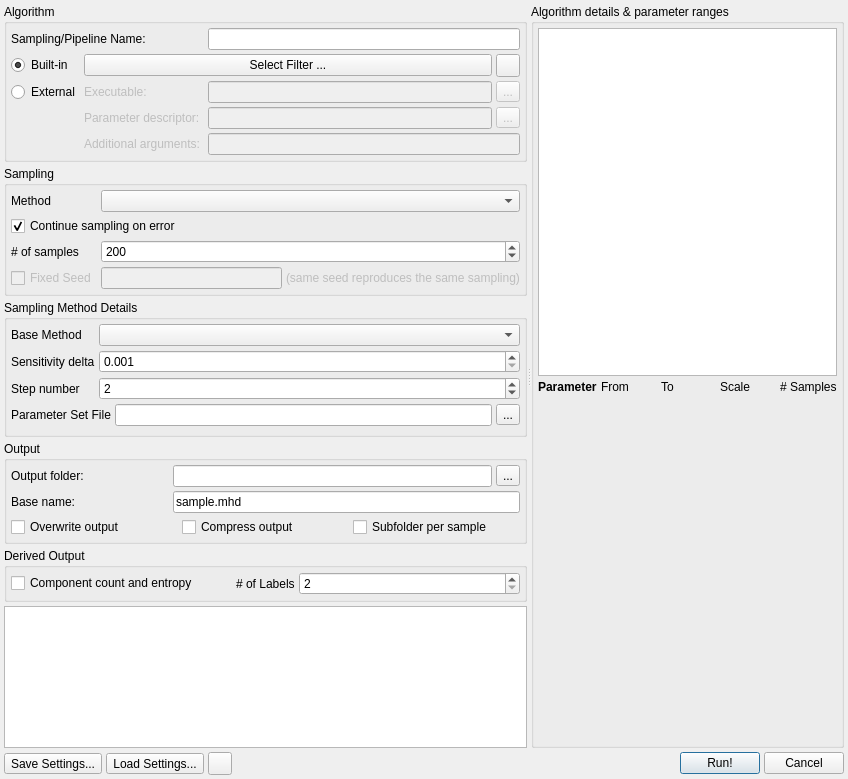
Qt form modules/MetaFilters/samplingSettings.ui (3dct/open_iA) before a commit.
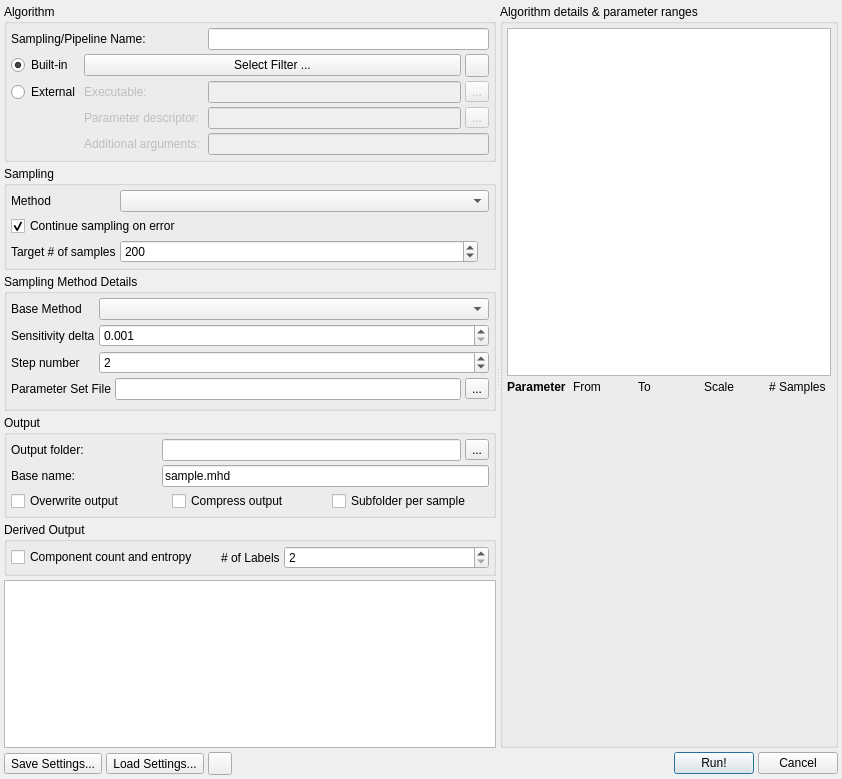
The same form after that commit. Icons and pictures are not drawn.

Commit message: MetaFilters: (WIP) Improve sampling settings GUI, consider samples per parameter in actual sampling

Patch:
```diff
--- a/modules/MetaFilters/samplingSettings.ui
+++ b/modules/MetaFilters/samplingSettings.ui
@@ -6,7 +6,7 @@
    <rect>
     <x>0</x>
     <y>0</y>
-    <width>848</width>
+    <width>842</width>
     <height>779</height>
    </rect>
   </property>
@@ -298,7 +298,7 @@
             <property name="title">
              <string>Sampling</string>
             </property>
-            <layout class="QGridLayout" name="samplingMethodLayout" columnstretch="1,0,0,0">
+            <layout class="QGridLayout" name="samplingMethodLayout" columnstretch="1,0,0">
              <property name="leftMargin">
               <number>4</number>
              </property>
@@ -314,73 +314,14 @@
              <property name="spacing">
               <number>4</number>
              </property>
-             <item row="2" column="0">
-              <widget class="QLabel" name="lbNumberOfSamples">
-               <property name="sizePolicy">
-                <sizepolicy hsizetype="Fixed" vsizetype="Preferred">
-                 <horstretch>0</horstretch>
-                 <verstretch>0</verstretch>
-                </sizepolicy>
-               </property>
+             <item row="2" column="2">
+              <widget class="QLabel" name="lbNumberOfSamplesActual">
                <property name="text">
-                <string># of samples</string>
+                <string/>
                </property>
               </widget>
              </item>
-             <item row="3" column="0">
-              <widget class="QCheckBox" name="checkBox">
-               <property name="enabled">
-                <bool>false</bool>
-               </property>
-               <property name="text">
-                <string>Fixed Seed</string>
-               </property>
-              </widget>
-             </item>
-             <item row="0" column="0">
-              <widget class="QLabel" name="lbSamplingMethod">
-               <property name="sizePolicy">
-                <sizepolicy hsizetype="Fixed" vsizetype="Preferred">
-                 <horstretch>0</horstretch>
-                 <verstretch>0</verstretch>
-                </sizepolicy>
-               </property>
-               <property name="text">
-                <string>Method</string>
-               </property>
-              </widget>
-             </item>
-             <item row="3" column="1">
-              <widget class="QLineEdit" name="lineEdit">
-               <property name="enabled">
-                <bool>false</bool>
-               </property>
-              </widget>
-             </item>
-             <item row="1" column="0" colspan="3">
-              <widget class="QCheckBox" name="cbContinueOnError">
-               <property name="toolTip">
-                <string>If checked, sampling will continue in the case that an error occurs while producing a single sample. If unchecked, the whole sampling will be aborted when an error occurs.</string>
-               </property>
-               <property name="text">
-                <string>Continue sampling on error</string>
-               </property>
-               <property name="checked">
-                <bool>true</bool>
-               </property>
-              </widget>
-             </item>
-             <item row="3" column="2">
-              <widget class="QLabel" name="label">
-               <property name="enabled">
-                <bool>false</bool>
-               </property>
-               <property name="text">
-                <string>(same seed reproduces the same sampling)</string>
-               </property>
-              </widget>
-             </item>
-             <item row="2" column="1" colspan="2">
+             <item row="2" column="1">
               <widget class="QSpinBox" name="sbNumberOfSamples">
                <property name="sizePolicy">
                 <sizepolicy hsizetype="Expanding" vsizetype="Fixed">
@@ -424,6 +365,45 @@
                </property>
               </widget>
              </item>
+             <item row="1" column="0" colspan="3">
+              <widget class="QCheckBox" name="cbContinueOnError">
+               <property name="toolTip">
+                <string>If checked, sampling will continue in the case that an error occurs while producing a single sample. If unchecked, the whole sampling will be aborted when an error occurs.</string>
+               </property>
+               <property name="text">
+                <string>Continue sampling on error</string>
+               </property>
+               <property name="checked">
+                <bool>true</bool>
+               </property>
+              </widget>
+             </item>
+             <item row="2" column="0">
+              <widget class="QLabel" name="lbNumberOfSamples">
+               <property name="sizePolicy">
+                <sizepolicy hsizetype="Fixed" vsizetype="Preferred">
+                 <horstretch>0</horstretch>
+                 <verstretch>0</verstretch>
+                </sizepolicy>
+               </property>
+               <property name="text">
+                <string>Target # of samples</string>
+               </property>
+              </widget>
+             </item>
+             <item row="0" column="0">
+              <widget class="QLabel" name="lbSamplingMethod">
+               <property name="sizePolicy">
+                <sizepolicy hsizetype="Fixed" vsizetype="Preferred">
+                 <horstretch>0</horstretch>
+                 <verstretch>0</verstretch>
+                </sizepolicy>
+               </property>
+               <property name="text">
+                <string>Method</string>
+               </property>
+              </widget>
+             </item>
             </layout>
            </widget>
           </item>
@@ -886,8 +866,8 @@
             </property>
            </widget>
           </item>
-          <item row="2" column="0" colspan="5">
-           <spacer name="verticalSpacer">
+          <item row="2" column="0">
+           <spacer name="vspaceParamBottom">
             <property name="orientation">
              <enum>Qt::Vertical</enum>
             </property>
```
Left out of the diff: 12 changed lines with no effect on the pictures. The commit also changes 8 other files.
